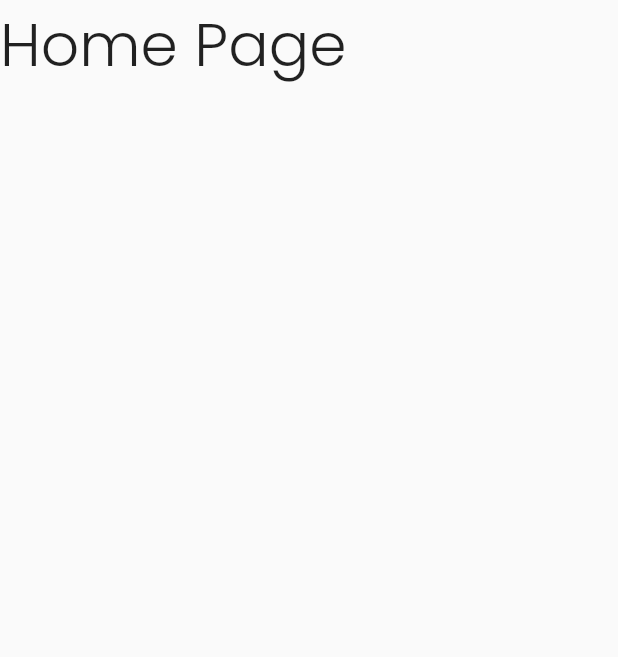
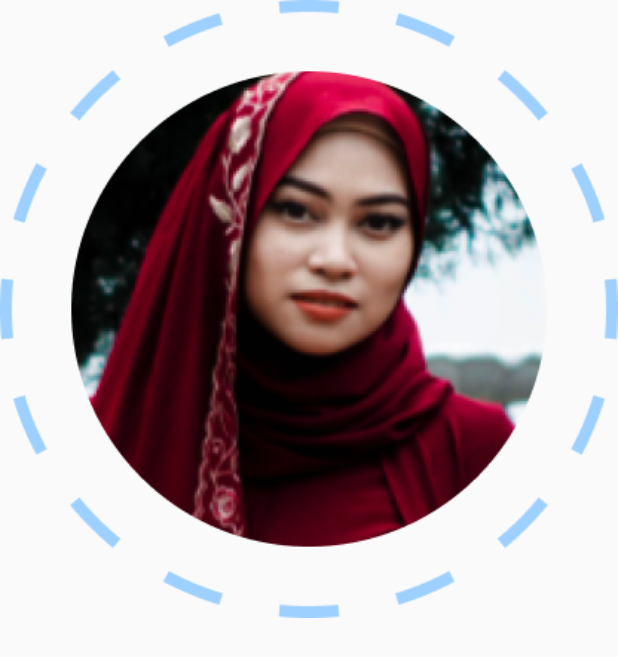
Before and after one commit to farisqadr/charityz, a Flutter app: the screen it shows after launch, on a phone screen of 412 x 824 dp. Shown: the top 657 px of the screen. Run offline on Flutter 3.47's test engine with Material 2 defaults, Android fonts, the light colour scheme and no system bars.

Commit message:
import images

```diff
--- a/charityz/lib/pages/home_page.dart
+++ b/charityz/lib/pages/home_page.dart
@@ -5,12 +5,9 @@ class HomePage extends StatelessWidget {
 
   @override
   Widget build(BuildContext context) {
-    return const Scaffold(
-      body: SafeArea(
-          child: Text(
-        'Home Page',
-        style: TextStyle(fontSize: 40),
-      )),
-    );
+    return Scaffold(
+        body: SafeArea(
+      child: Image.asset('assets/images/profpic.png'),
+    ));
   }
 }
--- a/charityz/pubspec.yaml
+++ b/charityz/pubspec.yaml
@@ -58,9 +58,8 @@ flutter:
   uses-material-design: true
 
   # To add assets to your application, add an assets section, like this:
-  # assets:
-  #   - images/a_dot_burr.jpeg
-  #   - images/a_dot_ham.jpeg
+  assets:
+    - assets/images/
 
   # An image asset can refer to one or more resolution-specific "variants", see
   # https://flutter.dev/assets-and-images/#resolution-aware
```
Also changed, not shown: charityz/assets/images/add_btn.png (added), charityz/assets/images/call_btn.png (added), charityz/assets/images/friend1.png (added), charityz/assets/images/friend2.png (added), charityz/assets/images/friend3.png (added), charityz/assets/images/group1.png (added), charityz/assets/images/group2.png (added), charityz/assets/images/group3.png (added), charityz/assets/images/profpic.png (added), 1 other file.
